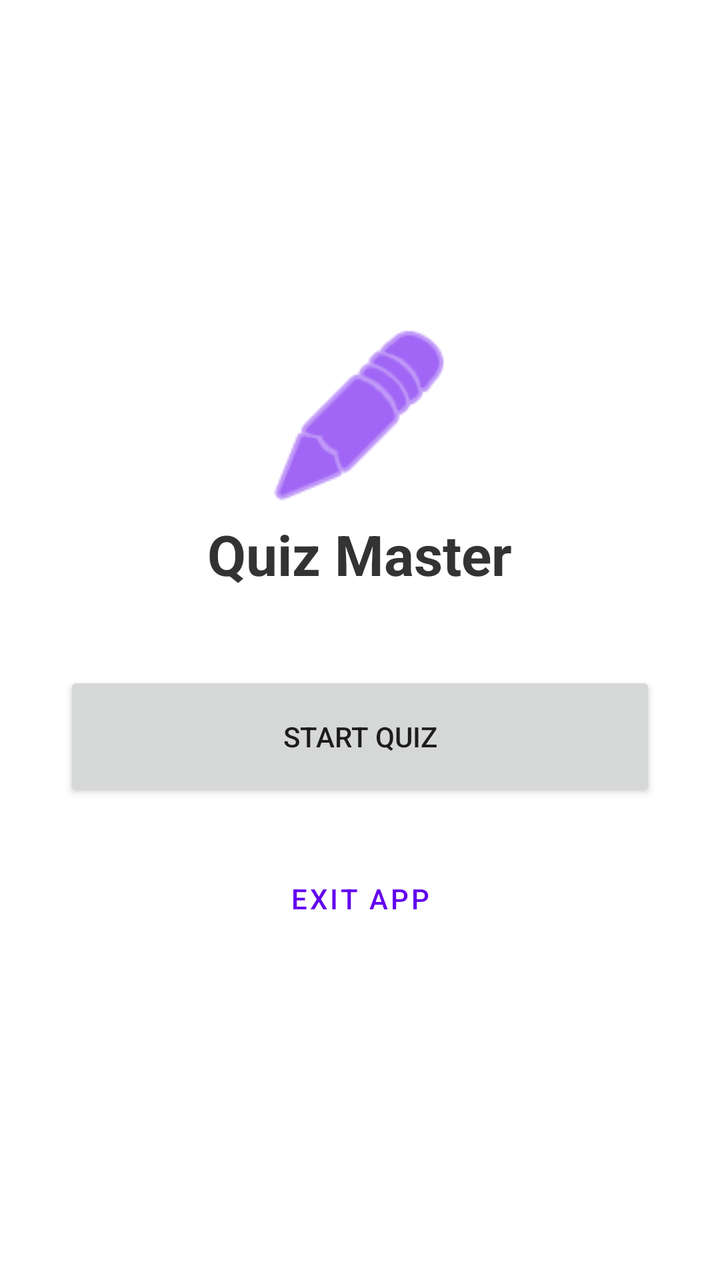
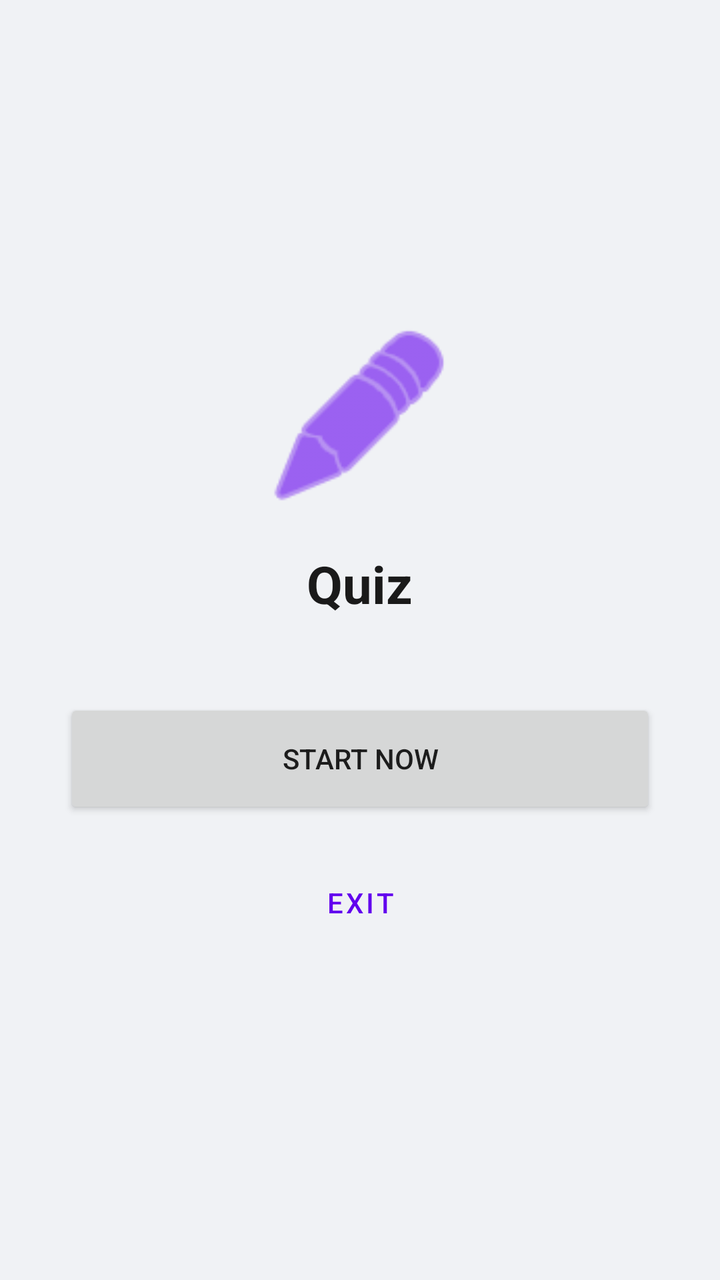

Screens rendered from an Android XML layout before and after an edit, with the pre-edit source and the edit as a unified diff.
<!-- AndroidManifest.xml: application theme Theme.QuizApp -->
<!-- res/layout/activity_quiz.xml -->
<?xml version="1.0" encoding="utf-8"?>
<FrameLayout xmlns:android="http://schemas.android.com/apk/res/android"
             xmlns:app="http://schemas.android.com/apk/res-auto"
             android:layout_width="match_parent"
             android:layout_height="match_parent"
             android:background="?android:attr/windowBackground">

    <LinearLayout
            android:id="@+id/menuContainer"
            android:layout_width="match_parent"
            android:layout_height="match_parent"
            android:gravity="center"
            android:orientation="vertical"
            android:padding="32dp"
            android:visibility="visible">

        <ImageView
                android:layout_width="100dp"
                android:layout_height="100dp"
                android:src="@android:drawable/ic_menu_edit"
                app:tint="#6200EE" />

        <TextView
                android:id="@+id/quizTitleText"
                android:layout_width="wrap_content"
                android:layout_height="wrap_content"
                android:text="Quiz Master"
                android:textSize="28sp"
                android:textStyle="bold"
                android:textColor="?attr/colorOnSurface"
                android:layout_marginBottom="40dp"
                android:gravity="center"/>

        <Button
                android:id="@+id/startQuizBtn"
                android:layout_width="match_parent"
                android:layout_height="65dp"
                android:text="Start Quiz"
                app:cornerRadius="16dp"
                android:layout_marginBottom="16dp"/>

        <Button
                android:id="@+id/menuExitBtn"
                style="@style/Widget.MaterialComponents.Button.OutlinedButton"
                android:layout_width="match_parent"
                android:layout_height="65dp"
                android:text="Exit App"
                app:cornerRadius="16dp" />
    </LinearLayout>

    <LinearLayout
            android:id="@+id/quizContainer"
            android:layout_width="match_parent"
            android:layout_height="match_parent"
            android:orientation="vertical"
            android:padding="24dp"
            android:visibility="gone">

        <TextView
                android:id="@+id/questionText"
                android:layout_width="match_parent"
                android:layout_height="wrap_content"
                android:background="?attr/colorSurface"
                android:elevation="4dp"
                android:padding="24dp"
                android:textSize="22sp"
                android:textColor="?attr/colorOnSurface"
                android:textStyle="bold" />

        <RadioGroup
                android:id="@+id/optionsGroup"
                android:layout_width="match_parent"
                android:layout_height="wrap_content"
                android:layout_marginTop="24dp">
            <RadioButton android:id="@+id/option1" android:layout_width="match_parent" android:layout_height="wrap_content" android:padding="16dp" android:textColor="?attr/colorOnSurface"/>
            <RadioButton android:id="@+id/option2" android:layout_width="match_parent" android:layout_height="wrap_content" android:padding="16dp" android:textColor="?attr/colorOnSurface"/>
            <RadioButton android:id="@+id/option3" android:layout_width="match_parent" android:layout_height="wrap_content" android:padding="16dp" android:textColor="?attr/colorOnSurface"/>
        </RadioGroup>

        <View android:layout_width="match_parent" android:layout_height="0dp" android:layout_weight="1" />

        <Button
                android:id="@+id/submitBtn"
                android:layout_width="match_parent"
                android:layout_height="60dp"
                android:text="Submit Answer"
                app:cornerRadius="12dp" />
    </LinearLayout>

    <LinearLayout
            android:id="@+id/scoreContainer"
            android:layout_width="match_parent"
            android:layout_height="match_parent"
            android:gravity="center"
            android:orientation="vertical"
            android:padding="32dp"
            android:visibility="gone">

        <TextView
                android:id="@+id/finalScoreText"
                android:layout_width="wrap_content"
                android:layout_height="wrap_content"
                android:textSize="32sp"
                android:textColor="?attr/colorPrimary"
                android:textStyle="bold"
                android:gravity="center" />

        <Button
                android:id="@+id/restartBtn"
                android:layout_width="match_parent"
                android:layout_height="65dp"
                android:layout_marginTop="40dp"
                android:text="Try Again"
                app:cornerRadius="16dp" />

        <Button
                android:id="@+id/backToMenuBtn"
                style="@style/Widget.MaterialComponents.Button.OutlinedButton"
                android:layout_width="match_parent"
                android:layout_height="65dp"
                android:layout_marginTop="16dp"
                android:text="Back to Dashboard"
                app:cornerRadius="16dp" />
    </LinearLayout>
</FrameLayout>
<!-- resources referenced by this layout -->
<resources>
  <style name="Theme.QuizApp" parent="Theme.MaterialComponents.DayNight.NoActionBar">
          <item name="colorPrimary">#6200EE</item>
          <item name="colorOnPrimary">#FFFFFF</item>
  
          <item name="android:windowBackground">?attr/colorSurface</item>
  
          <item name="colorOnSurface">#333333</item>
      </style>
</resources>

<!-- the commit's change to res/layout/activity_quiz.xml (unified diff, before → after) -->
@@ -24,28 +24,29 @@
                 android:id="@+id/quizTitleText"
                 android:layout_width="wrap_content"
                 android:layout_height="wrap_content"
-                android:text="Quiz Master"
-                android:textSize="28sp"
+                android:text="Quiz"
+                android:textSize="26sp"
                 android:textStyle="bold"
                 android:textColor="?attr/colorOnSurface"
+                android:layout_marginTop="16dp"
                 android:layout_marginBottom="40dp"
                 android:gravity="center"/>
 
         <Button
                 android:id="@+id/startQuizBtn"
                 android:layout_width="match_parent"
-                android:layout_height="65dp"
-                android:text="Start Quiz"
-                app:cornerRadius="16dp"
-                android:layout_marginBottom="16dp"/>
+                android:layout_height="60dp"
+                android:text="Start Now"
+                app:cornerRadius="12dp" />
 
         <Button
                 android:id="@+id/menuExitBtn"
                 style="@style/Widget.MaterialComponents.Button.OutlinedButton"
                 android:layout_width="match_parent"
-                android:layout_height="65dp"
-                android:text="Exit App"
-                app:cornerRadius="16dp" />
+                android:layout_height="60dp"
+                android:layout_marginTop="12dp"
+                android:text="Exit"
+                app:cornerRadius="12dp" />
     </LinearLayout>
 
     <LinearLayout
@@ -60,10 +61,10 @@
                 android:id="@+id/questionText"
                 android:layout_width="match_parent"
                 android:layout_height="wrap_content"
-                android:background="?attr/colorSurface"
+                android:background="?android:attr/windowBackground"
                 android:elevation="4dp"
-                android:padding="24dp"
-                android:textSize="22sp"
+                android:padding="20dp"
+                android:textSize="20sp"
                 android:textColor="?attr/colorOnSurface"
                 android:textStyle="bold" />
 
@@ -71,20 +72,15 @@
                 android:id="@+id/optionsGroup"
                 android:layout_width="match_parent"
                 android:layout_height="wrap_content"
-                android:layout_marginTop="24dp">
-            <RadioButton android:id="@+id/option1" android:layout_width="match_parent" android:layout_height="wrap_content" android:padding="16dp" android:textColor="?attr/colorOnSurface"/>
-            <RadioButton android:id="@+id/option2" android:layout_width="match_parent" android:layout_height="wrap_content" android:padding="16dp" android:textColor="?attr/colorOnSurface"/>
-            <RadioButton android:id="@+id/option3" android:layout_width="match_parent" android:layout_height="wrap_content" android:padding="16dp" android:textColor="?attr/colorOnSurface"/>
+                android:layout_marginTop="20dp">
+            <RadioButton android:id="@+id/option1" android:layout_width="match_parent" android:layout_height="wrap_content" android:padding="12dp" android:textColor="?attr/colorOnSurface" />
+            <RadioButton android:id="@+id/option2" android:layout_width="match_parent" android:layout_height="wrap_content" android:padding="12dp" android:textColor="?attr/colorOnSurface" />
+            <RadioButton android:id="@+id/option3" android:layout_width="match_parent" android:layout_height="wrap_content" android:padding="12dp" android:textColor="?attr/colorOnSurface" />
         </RadioGroup>
 
         <View android:layout_width="match_parent" android:layout_height="0dp" android:layout_weight="1" />
 
-        <Button
-                android:id="@+id/submitBtn"
-                android:layout_width="match_parent"
-                android:layout_height="60dp"
-                android:text="Submit Answer"
-                app:cornerRadius="12dp" />
+        <Button android:id="@+id/submitBtn" android:layout_width="match_parent" android:layout_height="55dp" android:text="Submit" />
     </LinearLayout>
 
     <LinearLayout
@@ -100,26 +96,13 @@
                 android:id="@+id/finalScoreText"
                 android:layout_width="wrap_content"
                 android:layout_height="wrap_content"
-                android:textSize="32sp"
-                android:textColor="?attr/colorPrimary"
+                android:textSize="30sp"
+                android:textColor="?attr/colorOnSurface"
                 android:textStyle="bold"
                 android:gravity="center" />
 
-        <Button
-                android:id="@+id/restartBtn"
-                android:layout_width="match_parent"
-                android:layout_height="65dp"
-                android:layout_marginTop="40dp"
-                android:text="Try Again"
-                app:cornerRadius="16dp" />
+        <Button android:id="@+id/restartBtn" android:layout_width="match_parent" android:layout_height="60dp" android:layout_marginTop="30dp" android:text="Try Again" />
+        <Button android:id="@+id/backToMenuBtn" style="@style/Widget.MaterialComponents.Button.TextButton" android:layout_width="match_parent" android:layout_height="60dp" android:text="Go to Dashboard" />
+    </LinearLayout>
 
-        <Button
-                android:id="@+id/backToMenuBtn"
-                style="@style/Widget.MaterialComponents.Button.OutlinedButton"
-                android:layout_width="match_parent"
-                android:layout_height="65dp"
-                android:layout_marginTop="16dp"
-                android:text="Back to Dashboard"
-                app:cornerRadius="16dp" />
-    </LinearLayout>
 </FrameLayout>
<!-- resource entries referenced after the edit -->
@@ -4,9 +4,11 @@
           <item name="colorPrimary">#6200EE</item>
           <item name="colorOnPrimary">#FFFFFF</item>
   
-          <item name="android:windowBackground">?attr/colorSurface</item>
+          <item name="android:windowBackground">#F0F2F5</item>
   
-          <item name="colorOnSurface">#333333</item>
+          <item name="colorSurface">#FFFFFF</item>
+  
+          <item name="colorOnSurface">#1A1A1A</item>
       </style>
 </resources>
 
